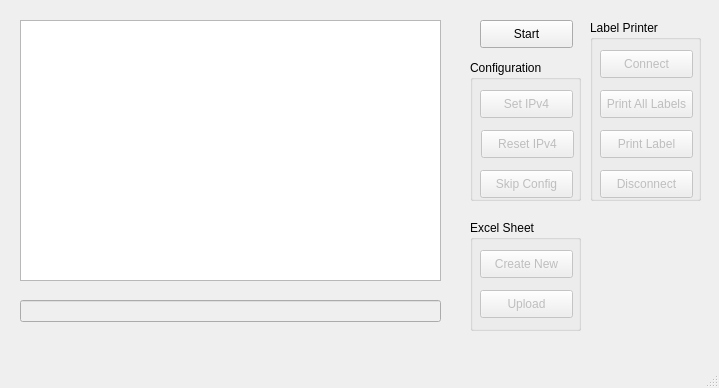
Before: the Qt Designer form proj_DS8000/src/DS8000.ui in igwekaluCSM/programDS8000, drawn with Qt 5.
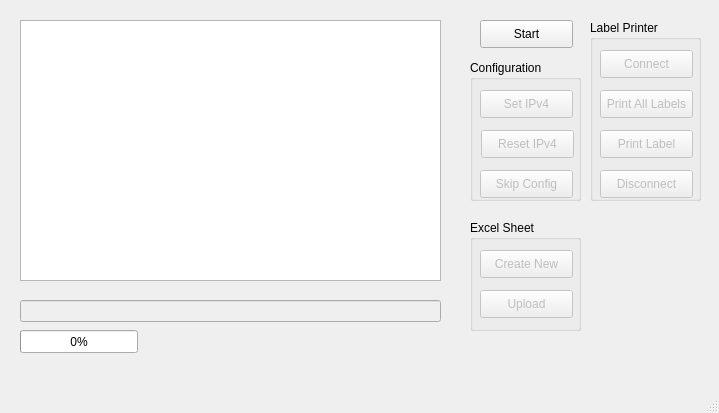
After: the same form once the commit is applied.

Commit message: label printing working, network setting outputs to console working, still need to work on network adapter enabling correctly

```diff
--- a/proj_DS8000/src/DS8000.ui
+++ b/proj_DS8000/src/DS8000.ui
@@ -7,7 +7,7 @@
     <x>0</x>
     <y>0</y>
     <width>719</width>
-    <height>388</height>
+    <height>413</height>
    </rect>
   </property>
   <property name="windowTitle">
@@ -251,6 +251,19 @@
      </property>
     </widget>
    </widget>
+   <widget class="QProgressBar" name="progressBar">
+    <property name="geometry">
+     <rect>
+      <x>20</x>
+      <y>330</y>
+      <width>118</width>
+      <height>23</height>
+     </rect>
+    </property>
+    <property name="value">
+     <number>0</number>
+    </property>
+   </widget>
   </widget>
   <widget class="QMenuBar" name="menubar">
    <property name="geometry">
```
Left out of the diff: 1 changed line with no effect on the pictures. The commit also changes 7 other files.
